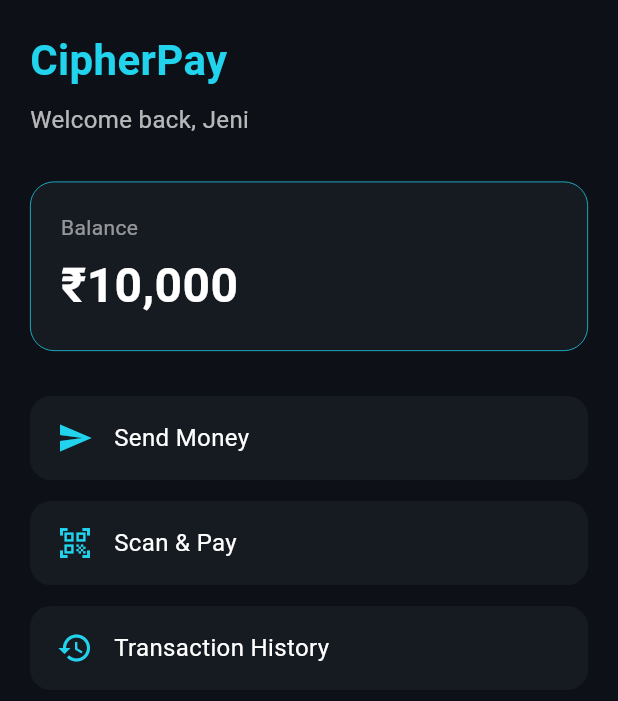
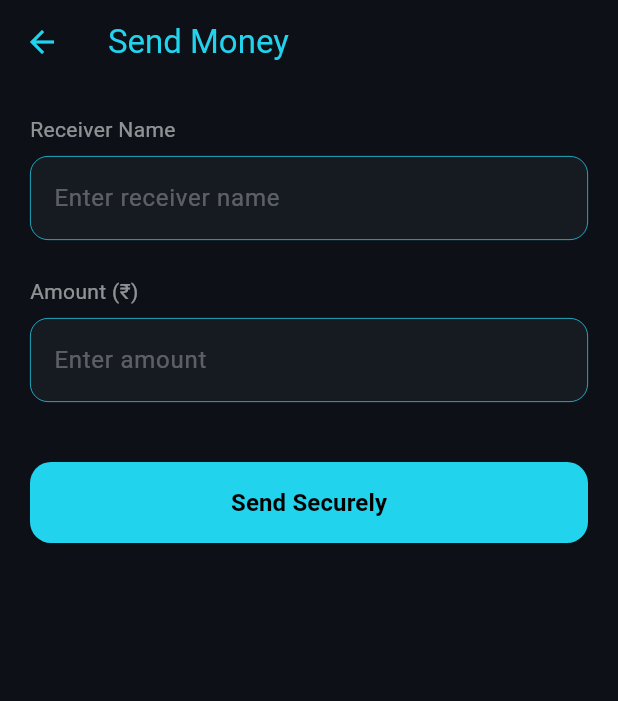
Before and after one commit to jenifervincya/CipherZenith, a Flutter app: the screen it shows after launch, after a tap on "Send Money", on a phone screen of 412 x 824 dp. Shown: the top 701 px of the screen. Run offline on Flutter 3.47's test engine with Material 3 defaults, Android fonts, the light colour scheme and no system bars.

Commit message:
feat: add Send Money, Success and History screens

```diff
--- a/app/lib/screens/home_screen.dart
+++ b/app/lib/screens/home_screen.dart
@@ -1,5 +1,6 @@
 import 'package:flutter/material.dart';
-
+import 'send_money_screen.dart';
+import 'history_screen.dart';
 class HomeScreen extends StatelessWidget {
   const HomeScreen({super.key});
 
@@ -55,7 +56,10 @@ class HomeScreen extends StatelessWidget {
                 icon: Icons.send,
                 label: 'Send Money',
                 onTap: () {
-                  // TODO: navigate to Send Money screen (next step)
+                    Navigator.push(
+                      context,
+                      MaterialPageRoute(builder: (_) => const SendMoneyScreen()),
+                    );// TODO: navigate to Send Money screen (next step)
                 },
               ),
               const SizedBox(height: 14),
@@ -69,6 +73,10 @@ class HomeScreen extends StatelessWidget {
                 icon: Icons.history,
                 label: 'Transaction History',
                 onTap: () {
+                  Navigator.push(
+      context,
+      MaterialPageRoute(builder: (_) => const HistoryScreen()),
+    );
                   // TODO: navigate to History screen (later step)
                 },
               ),
--- /dev/null
+++ b/app/lib/screens/send_money_screen.dart
@@ -0,0 +1,150 @@
+import 'package:flutter/material.dart';
+import 'success_screen.dart';
+
+class SendMoneyScreen extends StatefulWidget {
+  const SendMoneyScreen({super.key});
+
+  @override
+  State<SendMoneyScreen> createState() => _SendMoneyScreenState();
+}
+
+class _SendMoneyScreenState extends State<SendMoneyScreen> {
+  final TextEditingController _receiverController = TextEditingController();
+  final TextEditingController _amountController = TextEditingController();
+  bool _isLoading = false;
+
+  @override
+  Widget build(BuildContext context) {
+    return Scaffold(
+      appBar: AppBar(
+        backgroundColor: const Color(0xFF0D1117),
+        title: const Text(
+          'Send Money',
+          style: TextStyle(color: Color(0xFF22D3EE)),
+        ),
+        iconTheme: const IconThemeData(color: Color(0xFF22D3EE)),
+      ),
+      body: Padding(
+        padding: const EdgeInsets.all(20),
+        child: Column(
+          crossAxisAlignment: CrossAxisAlignment.start,
+          children: [
+            const Text(
+              'Receiver Name',
+              style: TextStyle(color: Colors.white54, fontSize: 14),
+            ),
+            const SizedBox(height: 8),
+            TextField(
+              controller: _receiverController,
+              style: const TextStyle(color: Colors.white),
+              decoration: InputDecoration(
+                hintText: 'Enter receiver name',
+                hintStyle: const TextStyle(color: Colors.white30),
+                filled: true,
+                fillColor: const Color(0xFF161B22),
+                border: OutlineInputBorder(
+                  borderRadius: BorderRadius.circular(12),
+                  borderSide: const BorderSide(color: Color(0xFF22D3EE)),
+                ),
+                enabledBorder: OutlineInputBorder(
+                  borderRadius: BorderRadius.circular(12),
+                  borderSide: const BorderSide(color: Color(0xFF22D3EE), width: 0.5),
+                ),
+                focusedBorder: OutlineInputBorder(
+                  borderRadius: BorderRadius.circular(12),
+                  borderSide: const BorderSide(color: Color(0xFF22D3EE), width: 1.5),
+                ),
+              ),
+            ),
+            const SizedBox(height: 24),
+            const Text(
+              'Amount (₹)',
+              style: TextStyle(color: Colors.white54, fontSize: 14),
+            ),
+            const SizedBox(height: 8),
+            TextField(
+              controller: _amountController,
+              keyboardType: TextInputType.number,
+              style: const TextStyle(color: Colors.white),
+              decoration: InputDecoration(
+                hintText: 'Enter amount',
+                hintStyle: const TextStyle(color: Colors.white30),
+                filled: true,
+                fillColor: const Color(0xFF161B22),
+                border: OutlineInputBorder(
+                  borderRadius: BorderRadius.circular(12),
+                  borderSide: const BorderSide(color: Color(0xFF22D3EE)),
+                ),
+                enabledBorder: OutlineInputBorder(
+                  borderRadius: BorderRadius.circular(12),
+                  borderSide: const BorderSide(color: Color(0xFF22D3EE), width: 0.5),
+                ),
+                focusedBorder: OutlineInputBorder(
+                  borderRadius: BorderRadius.circular(12),
+                  borderSide: const BorderSide(color: Color(0xFF22D3EE), width: 1.5),
+                ),
+              ),
+            ),
+            const SizedBox(height: 40),
+            SizedBox(
+              width: double.infinity,
+              height: 54,
+              child: ElevatedButton(
+                onPressed: _isLoading ? null : _onSendPressed,
+                style: ElevatedButton.styleFrom(
+                  backgroundColor: const Color(0xFF22D3EE),
+                  foregroundColor: Colors.black,
+                  shape: RoundedRectangleBorder(
+                    borderRadius: BorderRadius.circular(14),
+                  ),
+                ),
+                child: _isLoading
+                    ? const CircularProgressIndicator(color: Colors.black)
+                    : const Text(
+                        'Send Securely',
+                        style: TextStyle(
+                          fontSize: 16,
+                          fontWeight: FontWeight.bold,
+                        ),
+                      ),
+              ),
+            ),
+          ],
+        ),
+      ),
+    );
+  }
+
+  void _onSendPressed() {
+  if (_receiverController.text.isEmpty || _amountController.text.isEmpty) {
+    ScaffoldMessenger.of(context).showSnackBar(
+      const SnackBar(content: Text('Please fill in all fields')),
+    );
+    return;
+  }
+
+  setState(() => _isLoading = true);
+
+  // Simulate backend processing for now (2 seconds)
+  // TODO: replace with real API call in next step
+  Future.delayed(const Duration(seconds: 2), () {
+    setState(() => _isLoading = false);
+    Navigator.push(
+      context,
+      MaterialPageRoute(
+        builder: (_) => SuccessScreen(
+          receiver: _receiverController.text,
+          amount: _amountController.text,
+        ),
+      ),
+    );
+  });
+}
+
+  @override
+  void dispose() {
+    _receiverController.dispose();
+    _amountController.dispose();
+    super.dispose();
+  }
+}
```
Also changed, not shown: app/lib/screens/history_screen.dart (added, +87 -0 lines), app/lib/screens/success_screen.dart (added, +86 -0 lines).
